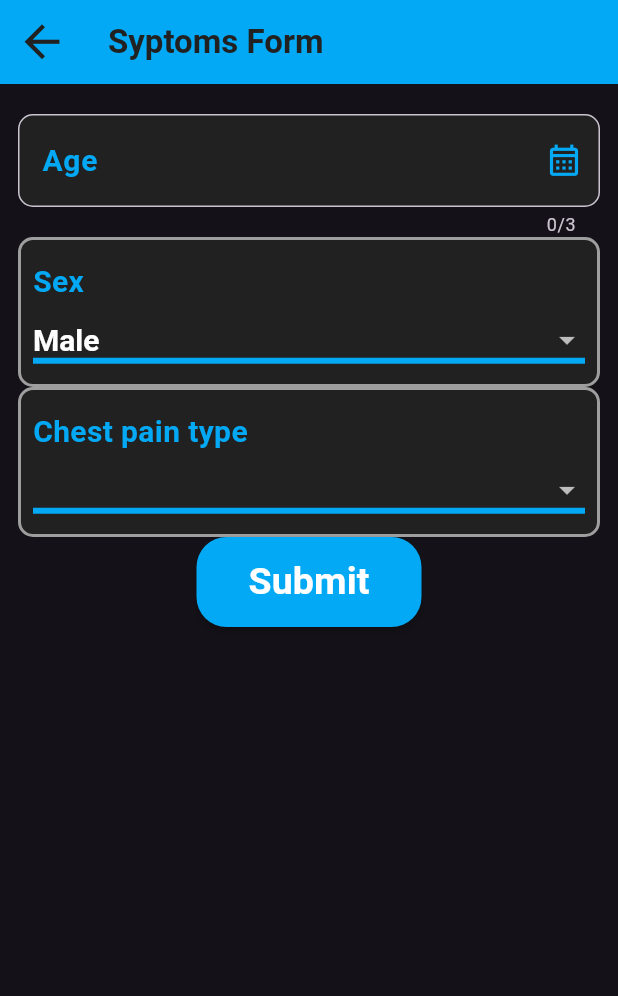
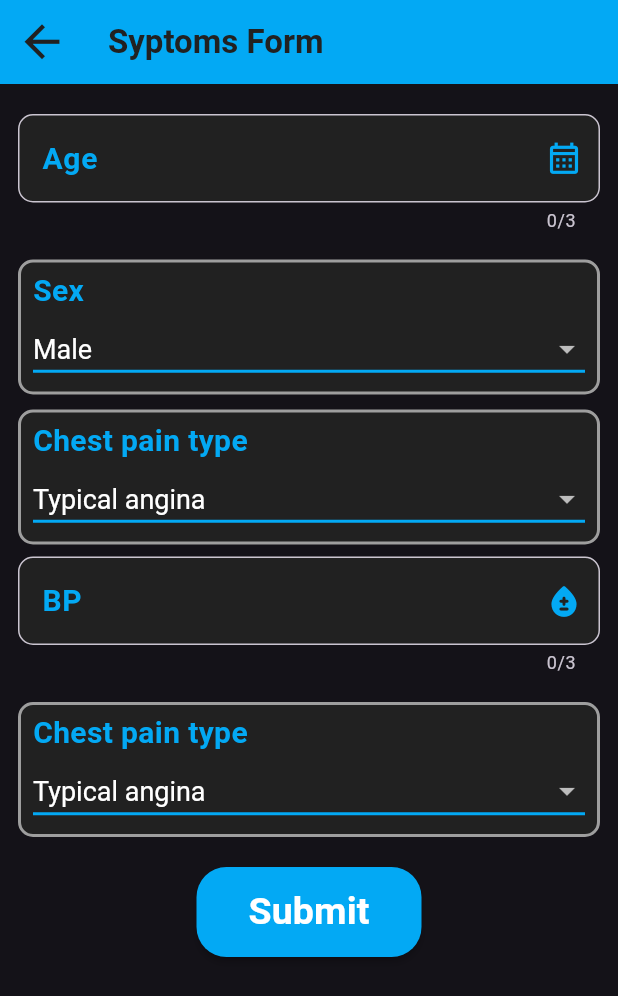
Before and after one commit to AhmedEzzat1094/Lab-Project-, a Flutter app: the FormScreen screen opened by its route, on a phone screen of 412 x 824 dp. Shown: the top 996 px of the screen. Run offline on Flutter 3.47's test engine with Material 3 defaults, Android fonts, the phone set to English and light mode, and no system bars; our stand-ins replace dio.

Commit message:
4th commit after add inputs and validate it

```diff
--- a/heart_disease_phone_app/lib/screens/form_screen.dart
+++ b/heart_disease_phone_app/lib/screens/form_screen.dart
@@ -1,4 +1,5 @@
 import 'package:flutter/material.dart';
+import '../styles/styles.dart';
 import '../widgets/button.dart';
 import '../widgets/wrapper.dart';
 import '../widgets/input.dart';
@@ -15,8 +16,10 @@ class _FormScreenState extends State<FormScreen> {
   final GlobalKey<FormState> formKey = GlobalKey();
   // final ApiService _apiService = ApiService();
   final TextEditingController ageController = TextEditingController();
-  String sex = "male";
-  String chest_pain_type = "Typical angina";
+  int sex = 0;
+  // ignore: non_constant_identifier_names
+  int chest_pain_type = 1;
+  TextEditingController bpController = TextEditingController();
   @override
   Widget build(BuildContext context) {
     return Scaffold(
@@ -49,6 +52,20 @@ class _FormScreenState extends State<FormScreen> {
                     size: 25,
                   ),
                   maxLength: 3,
+                  validate: (value) {
+                    if (value!.isEmpty) {
+                      "Age feild is required";
+                    }
+                    if (int.parse(value) < 0) {
+                      "Age feild must be greater than zero";
+                    }
+                    if (int.parse(value) < 120) {
+                      "Age feild must be smaller than or equal 120";
+                    }
+                    if (!RegExp(r'^\d+$').hasMatch(value)) {
+                      return 'Only integer numbers are allowed';
+                    }
+                  },
                 ),
 
                 //2
@@ -57,28 +74,22 @@ class _FormScreenState extends State<FormScreen> {
                   child: DropdownButton(
                     isExpanded: true,
                     value: sex,
-                    style: const TextStyle(
-                      fontSize: 20,
-                      fontWeight: FontWeight.w600,
-                    ),
+                    style: Styles.inputStyle,
                     dropdownColor: Colors.lightBlue,
                     borderRadius: BorderRadius.circular(30),
-                    underline: Container(
-                      height: 4,
-                      color: Colors.lightBlue,
-                    ),
+                    underline: Styles.underline,
                     items: const [
                       DropdownMenuItem(
-                        value: "male",
+                        value: 0,
                         child: Text("Male"),
                       ),
                       DropdownMenuItem(
-                        value: "female",
+                        value: 1,
                         child: Text("Female"),
                       )
                     ],
                     onChanged: (Object? value) {
-                      sex = value as String;
+                      sex = value as int;
                       setState(() {});
                     },
                   ),
@@ -90,28 +101,76 @@ class _FormScreenState extends State<FormScreen> {
                   child: DropdownButton(
                     isExpanded: true,
                     value: chest_pain_type,
-                    style: const TextStyle(
-                      fontSize: 20,
-                      fontWeight: FontWeight.w600,
-                    ),
+                    style: Styles.inputStyle,
                     dropdownColor: Colors.lightBlue,
                     borderRadius: BorderRadius.circular(30),
-                    underline: Container(
-                      height: 4,
-                      color: Colors.lightBlue,
-                    ),
+                    underline: Styles.underline,
                     items: const [
                       DropdownMenuItem(
-                        value: "male",
-                        child: Text("Male"),
+                        value: 1,
+                        child: Text("Typical angina"),
                       ),
                       DropdownMenuItem(
-                        value: "female",
-                        child: Text("Female"),
+                        value: 2,
+                        child: Text("Atypical angina"),
+                      ),
+                      DropdownMenuItem(
+                        value: 3,
+                        child: Text("Non-anginal"),
+                      ),
+                      DropdownMenuItem(
+                        value: 4,
+                        child: Text("Asymptomatic"),
                       )
                     ],
                     onChanged: (Object? value) {
-                      sex = value as String;
+                      chest_pain_type = value as int;
+                      setState(() {});
+                    },
+                  ),
+                ),
+                //4
+                Input(
+                  labelText: "BP",
+                  controller: bpController,
+                  inputType: TextInputType.number,
+                  suffixIcon: const Icon(
+                    Icons.bloodtype_rounded,
+                    color: Colors.lightBlue,
+                    size: 25,
+                  ),
+                  maxLength: 3,
+                ),
+                //5
+                Wrapper(
+                  label: "Chest pain type",
+                  child: DropdownButton(
+                    isExpanded: true,
+                    value: chest_pain_type,
+                    style: Styles.inputStyle,
+                    dropdownColor: Colors.lightBlue,
+                    borderRadius: BorderRadius.circular(30),
+                    underline: Styles.underline,
+                    items: const [
+                      DropdownMenuItem(
+                        value: 1,
+                        child: Text("Typical angina"),
+                      ),
+                      DropdownMenuItem(
+                        value: 2,
+                        child: Text("Atypical angina"),
+                      ),
+                      DropdownMenuItem(
+                        value: 3,
+                        child: Text("Non-anginal"),
+                      ),
+                      DropdownMenuItem(
+                        value: 4,
+                        child: Text("Asymptomatic"),
+                      )
+                    ],
+                    onChanged: (Object? value) {
+                      chest_pain_type = value as int;
                       setState(() {});
                     },
                   ),
--- /dev/null
+++ b/heart_disease_phone_app/lib/styles/styles.dart
@@ -0,0 +1,12 @@
+import 'package:flutter/material.dart';
+
+class Styles {
+  static TextStyle inputStyle = const TextStyle(
+    fontSize: 18,
+    fontWeight: FontWeight.w400,
+  );
+  static Widget underline = Container(
+    height: 2,
+    color: Colors.lightBlue,
+  );
+}
--- a/heart_disease_phone_app/lib/widgets/button.dart
+++ b/heart_disease_phone_app/lib/widgets/button.dart
@@ -8,7 +8,7 @@ class Button extends StatelessWidget {
   @override
   Widget build(BuildContext context) {
     return Padding(
-      padding: const EdgeInsets.only(bottom: 10.0),
+      padding: const EdgeInsets.symmetric(vertical: 20.0),
       child: MaterialButton(
         color: Colors.lightBlue,
         minWidth: 150,
--- a/heart_disease_phone_app/lib/widgets/input.dart
+++ b/heart_disease_phone_app/lib/widgets/input.dart
@@ -1,4 +1,6 @@
 import 'package:flutter/material.dart';
+
+import '../styles/styles.dart';
 
 class Input extends StatelessWidget {
   final TextEditingController controller;
@@ -6,7 +8,7 @@ class Input extends StatelessWidget {
   final Widget suffixIcon;
   final String? labelText;
   final String? Function(String?)? validate;
-  final int maxLength;
+  final int? maxLength;
 
   const Input(
       {super.key,
@@ -29,10 +31,9 @@ class Input extends StatelessWidget {
   @override
   Widget build(BuildContext context) {
     return Padding(
-      padding: const EdgeInsets.only(top: 8.0),
+      padding: const EdgeInsets.symmetric(vertical: 8.0),
       child: TextFormField(
-        style: const TextStyle(
-            color: Colors.white, fontSize: 20, fontWeight: FontWeight.bold),
+        style: Styles.inputStyle,
         maxLength: maxLength,
         keyboardType: inputType,
         decoration: InputDecoration(
--- a/heart_disease_phone_app/lib/widgets/wrapper.dart
+++ b/heart_disease_phone_app/lib/widgets/wrapper.dart
@@ -8,8 +8,8 @@ class Wrapper extends StatelessWidget {
   @override
   Widget build(BuildContext context) {
     return Container(
-      padding: const EdgeInsets.only(top: 8),
-      height: 100,
+      margin: const EdgeInsets.only(top: 10),
+      height: 90,
       decoration: BoxDecoration(
           color: Colors.grey[900],
           borderRadius: BorderRadius.circular(10),
```
